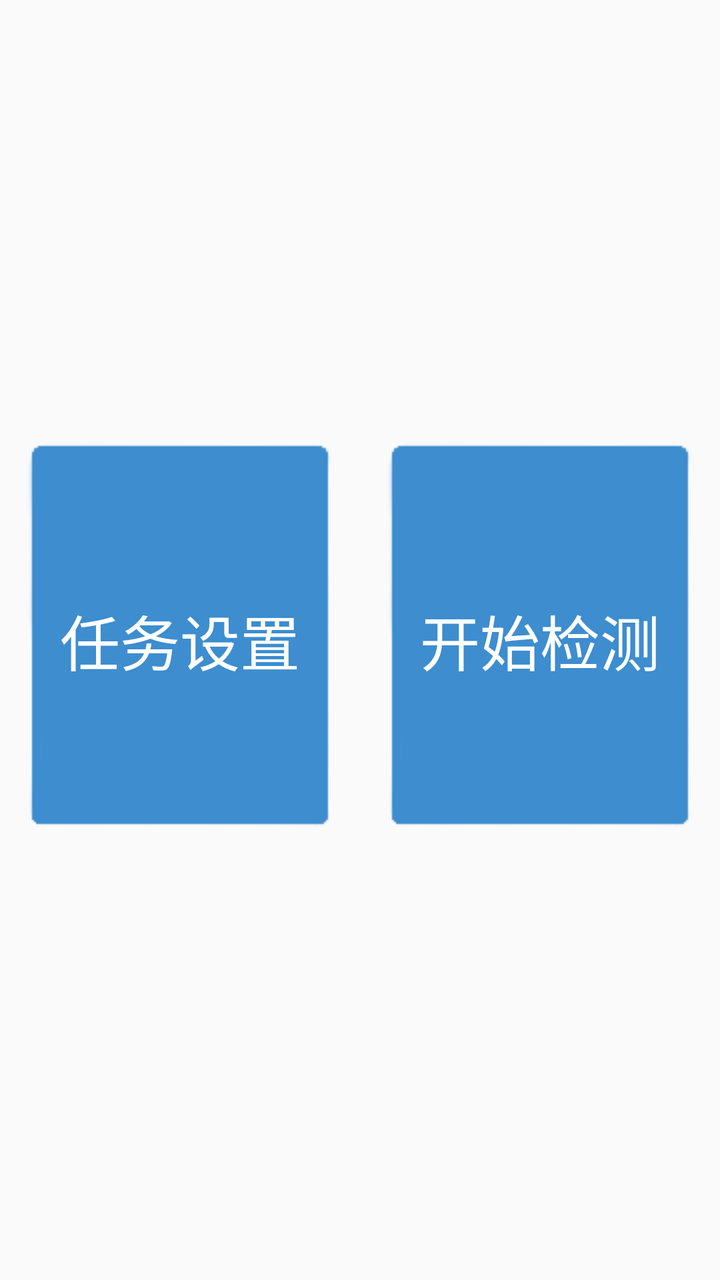
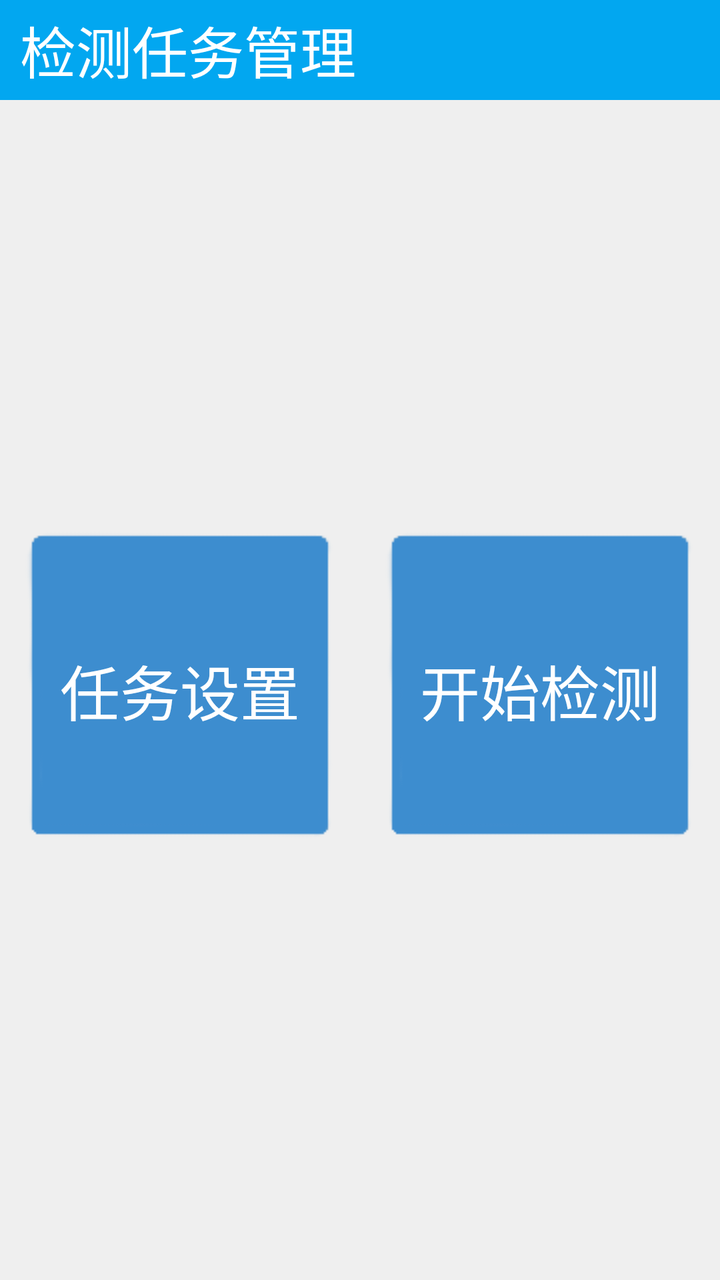

Two renders of the same Android screen: before a commit and after it. Below are the layout's source before the change and the commit's diff.
<!-- AndroidManifest.xml: application theme AppTheme -->
<!-- res/layout/activity_test_task.xml -->
<?xml version="1.0" encoding="utf-8"?>
<LinearLayout xmlns:android="http://schemas.android.com/apk/res/android"
    xmlns:app="http://schemas.android.com/apk/res-auto"
    xmlns:tools="http://schemas.android.com/tools"
    android:layout_width="match_parent"
    android:layout_height="match_parent"
    tools:context=".activity.task.TestTaskActivity">

    <LinearLayout
        android:layout_width="match_parent"
        android:layout_height="match_parent"
        android:gravity="center"
        android:orientation="horizontal">

        <Button
            android:id="@+id/btn_task_settings"
            style="?android:attr/borderlessButtonStyle"
            android:layout_width="0dp"
            android:layout_height="wrap_content"
            android:layout_margin="10dp"
            android:layout_weight="1"
            android:background="@drawable/btn_default1"
            android:minHeight="200dp"
            android:padding="20dp"
            android:text="任务设置"
            android:textColor="@android:color/white"
            android:textSize="30sp" />

        <Button
            style="?android:attr/borderlessButtonStyle"
            android:layout_width="0dp"
            android:layout_height="wrap_content"
            android:id="@+id/btn_task_start"
            android:layout_margin="10dp"
            android:layout_weight="1"
            android:background="@drawable/btn_default1"
            android:minHeight="200dp"
            android:padding="20dp"
            android:text="开始检测"
            android:textColor="@android:color/white"
            android:textSize="30sp" />
    </LinearLayout>
</LinearLayout>
<!-- resources referenced by this layout -->
<resources>
  <!-- drawable btn_default1 (drawable) -->
  <?xml version="1.0" encoding="utf-8"?>
  <selector xmlns:android="http://schemas.android.com/apk/res/android">
      <item android:state_pressed="true" android:drawable="@drawable/btn_blue_selected1"></item>
      <item android:state_pressed="false" android:drawable="@drawable/btn_blue_normal1"></item>
      <item android:drawable="@drawable/btn_blue_normal1"></item>
  </selector>
  <style name="AppTheme" parent="Theme.AppCompat.Light.DarkActionBar">
          
          <item name="android:windowNoTitle">true</item>
          <item name="android:windowFullscreen">true</item>
      </style>
  <!-- drawable btn_blue_selected1: png bitmap (drawable, 444 bytes) -->
  <!-- drawable btn_blue_normal1: png bitmap (drawable, 832 bytes) -->
</resources>

<!-- the commit's change to res/layout/activity_test_task.xml (unified diff, before → after) -->
@@ -9,35 +9,71 @@
     <LinearLayout
         android:layout_width="match_parent"
         android:layout_height="match_parent"
-        android:gravity="center"
-        android:orientation="horizontal">
+        android:background="@color/BACK_GROUND_COLOR"
+        android:orientation="vertical">
 
-        <Button
-            android:id="@+id/btn_task_settings"
-            style="?android:attr/borderlessButtonStyle"
-            android:layout_width="0dp"
+        <RelativeLayout
+            android:layout_width="match_parent"
             android:layout_height="wrap_content"
-            android:layout_margin="10dp"
-            android:layout_weight="1"
-            android:background="@drawable/btn_default1"
-            android:minHeight="200dp"
-            android:padding="20dp"
-            android:text="任务设置"
-            android:textColor="@android:color/white"
-            android:textSize="30sp" />
+            android:background="@color/THEME_COLOR">
 
-        <Button
-            style="?android:attr/borderlessButtonStyle"
-            android:layout_width="0dp"
-            android:layout_height="wrap_content"
-            android:id="@+id/btn_task_start"
-            android:layout_margin="10dp"
-            android:layout_weight="1"
-            android:background="@drawable/btn_default1"
-            android:minHeight="200dp"
-            android:padding="20dp"
-            android:text="开始检测"
-            android:textColor="@android:color/white"
-            android:textSize="30sp" />
+            <TextView
+                android:id="@+id/tv_title_mode1"
+                android:layout_width="match_parent"
+                android:layout_height="50dp"
+                android:gravity="center_vertical"
+                android:paddingLeft="10dp"
+                android:text="检测任务管理"
+                android:textColor="#ffffff"
+                android:textSize="28sp" />
+
+            <TextView
+                android:id="@+id/tv_scanTime"
+                android:layout_width="wrap_content"
+                android:layout_height="50dp"
+                android:layout_alignParentRight="true"
+                android:layout_marginRight="10dp"
+                android:gravity="center_vertical"
+                android:text=""
+                android:textColor="#ffffff"
+                android:textSize="28sp"
+                android:visibility="gone" />
+
+        </RelativeLayout>
+
+        <LinearLayout
+            android:layout_width="match_parent"
+            android:layout_height="match_parent"
+            android:gravity="center"
+            android:orientation="horizontal">
+
+            <Button
+                android:id="@+id/btn_task_settings"
+                style="?android:attr/borderlessButtonStyle"
+                android:layout_width="0dp"
+                android:layout_height="wrap_content"
+                android:layout_margin="10dp"
+                android:layout_weight="1"
+                android:background="@drawable/btn_default1"
+                android:minHeight="160dp"
+                android:padding="20dp"
+                android:text="任务设置"
+                android:textColor="@android:color/white"
+                android:textSize="30sp" />
+
+            <Button
+                android:id="@+id/btn_task_start"
+                style="?android:attr/borderlessButtonStyle"
+                android:layout_width="0dp"
+                android:layout_height="wrap_content"
+                android:layout_margin="10dp"
+                android:layout_weight="1"
+                android:background="@drawable/btn_default1"
+                android:minHeight="160dp"
+                android:padding="20dp"
+                android:text="开始检测"
+                android:textColor="@android:color/white"
+                android:textSize="30sp" />
+        </LinearLayout>
+        </LinearLayout>
     </LinearLayout>
-</LinearLayout>
<!-- resource entries referenced after the edit -->
@@ -1,5 +1,7 @@
 <!-- resources referenced by this layout -->
 <resources>
+  <color name="BACK_GROUND_COLOR">#efefef</color>
+  <color name="THEME_COLOR">#02A7F0</color>
   <!-- drawable btn_default1 (drawable) -->
   <?xml version="1.0" encoding="utf-8"?>
   <selector xmlns:android="http://schemas.android.com/apk/res/android">
